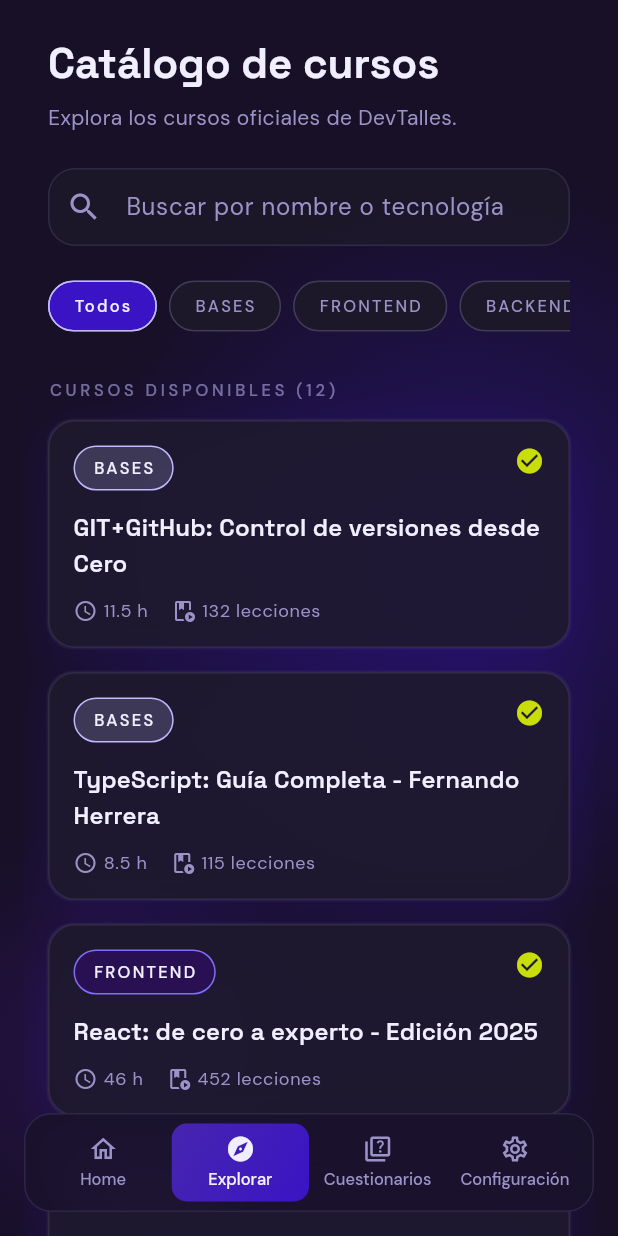
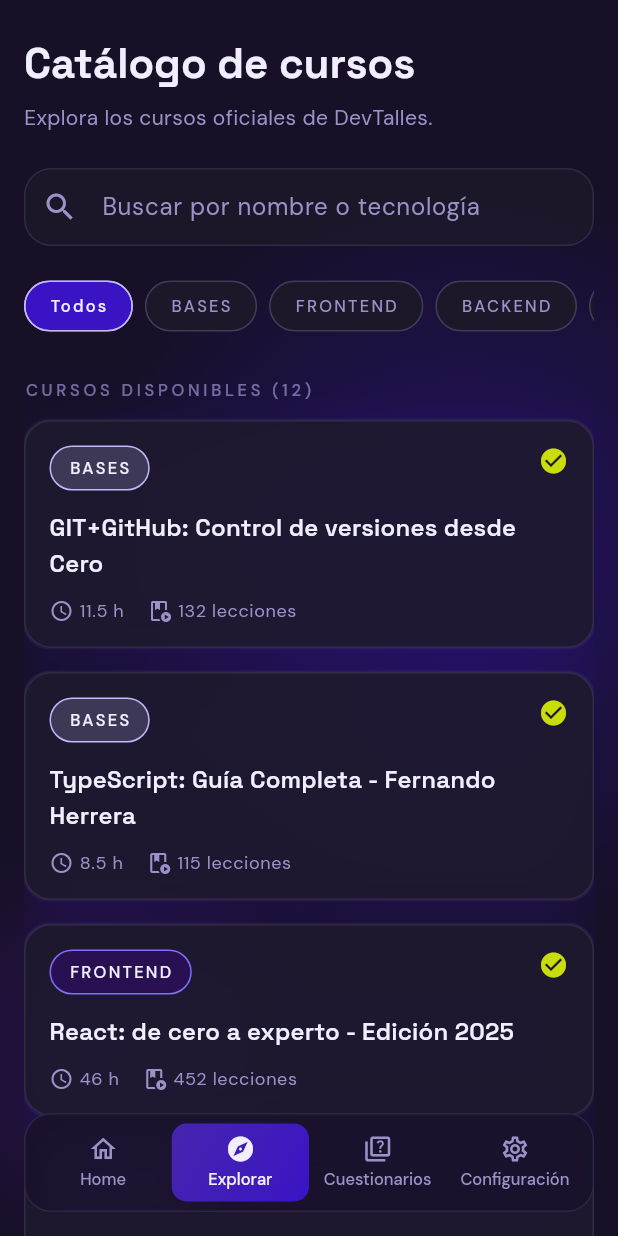
Before and after one commit to theplomos/techBrain, a Flutter app: the screen it shows after launch, item 2 of the bottom bar chosen, on a phone screen of 412 x 824 dp. Run offline on Flutter 3.47's test engine with Material 3 defaults, Android fonts, the phone set to English and light mode, and no system bars; our stand-ins replace flutter_riverpod, go_router, riverpod_annotation; generated files the repository leaves out were written again.

Commit message:
fix(frontend): dejar el margen lateral de las pestañas solo en AppShell
Home, Explorar, Cuestionarios y Configuración repetían el padding
horizontal de 16/32 px que ya aplica AppShell (SPEC 01), y el contenido
empezaba a 32 px en móvil y a 64 px del ancho máximo en escritorio.

```diff
--- a/frontend/lib/features/catalog/presentation/screens/explore_screen.dart
+++ b/frontend/lib/features/catalog/presentation/screens/explore_screen.dart
@@ -58,9 +58,6 @@ class _ExploreScreenState extends State<ExploreScreen> {
   @override
   Widget build(BuildContext context) {
     final ThemeData theme = Theme.of(context);
-    final double screenWidth = MediaQuery.sizeOf(context).width;
-    final bool isDesktop = screenWidth >= Breakpoints.desktop;
-    final double horizontalPadding = isDesktop ? 32.0 : 16.0;
 
     final List<MockCourse> filteredCourses = _getFilteredCourses();
     final bool hasActiveFilters =
@@ -69,7 +66,7 @@ class _ExploreScreenState extends State<ExploreScreen> {
     return ListView(
       padding:
           MediaQuery.paddingOf(context) +
-          EdgeInsets.symmetric(vertical: 24.0, horizontal: horizontalPadding),
+          const EdgeInsets.symmetric(vertical: 24.0),
       children: <Widget>[
         Center(
           child: ConstrainedBox(
--- a/frontend/lib/features/quiz/presentation/screens/quiz_screen.dart
+++ b/frontend/lib/features/quiz/presentation/screens/quiz_screen.dart
@@ -26,9 +26,6 @@ class _QuizScreenState extends State<QuizScreen> {
   @override
   Widget build(BuildContext context) {
     final ThemeData theme = Theme.of(context);
-    final double screenWidth = MediaQuery.sizeOf(context).width;
-    final bool isDesktop = screenWidth >= Breakpoints.desktop;
-    final double horizontalPadding = isDesktop ? 32.0 : 16.0;
 
     final List<MockQuizQuestion> questions = MockData.quizQuestions;
     final int totalQuestions = questions.length;
@@ -40,7 +37,7 @@ class _QuizScreenState extends State<QuizScreen> {
     return ListView(
       padding:
           MediaQuery.paddingOf(context) +
-          EdgeInsets.symmetric(vertical: 24.0, horizontal: horizontalPadding),
+          const EdgeInsets.symmetric(vertical: 24.0),
       children: <Widget>[
         Center(
           child: ConstrainedBox(
--- a/frontend/lib/features/roadmap/presentation/screens/home_screen.dart
+++ b/frontend/lib/features/roadmap/presentation/screens/home_screen.dart
@@ -23,9 +23,6 @@ class HomeScreen extends StatelessWidget {
   @override
   Widget build(BuildContext context) {
     final ThemeData theme = Theme.of(context);
-    final double screenWidth = MediaQuery.sizeOf(context).width;
-    final bool isDesktop = screenWidth >= Breakpoints.desktop;
-    final double horizontalPadding = isDesktop ? 32.0 : 16.0;
 
     final MockUser user = MockData.user;
     final MockRoute? activeRoute = MockData.routeById(MockData.activeRouteId);
@@ -44,7 +41,7 @@ class HomeScreen extends StatelessWidget {
       // área segura. Sumarlo evita escribir esos números a mano.
       padding:
           MediaQuery.paddingOf(context) +
-          EdgeInsets.symmetric(vertical: 24.0, horizontal: horizontalPadding),
+          const EdgeInsets.symmetric(vertical: 24.0),
       children: <Widget>[
         Center(
           child: ConstrainedBox(
--- a/frontend/lib/features/settings/presentation/screens/settings_screen.dart
+++ b/frontend/lib/features/settings/presentation/screens/settings_screen.dart
@@ -31,16 +31,13 @@ class _SettingsScreenState extends State<SettingsScreen> {
   @override
   Widget build(BuildContext context) {
     final ThemeData theme = Theme.of(context);
-    final double screenWidth = MediaQuery.sizeOf(context).width;
-    final bool isDesktop = screenWidth >= Breakpoints.desktop;
-    final double horizontalPadding = isDesktop ? 32.0 : 16.0;
 
     final MockUser user = MockData.user;
 
     return ListView(
       padding:
           MediaQuery.paddingOf(context) +
-          EdgeInsets.symmetric(vertical: 24.0, horizontal: horizontalPadding),
+          const EdgeInsets.symmetric(vertical: 24.0),
       children: <Widget>[
         Center(
           child: ConstrainedBox(
```
Also changed, not shown: 1 other file.
